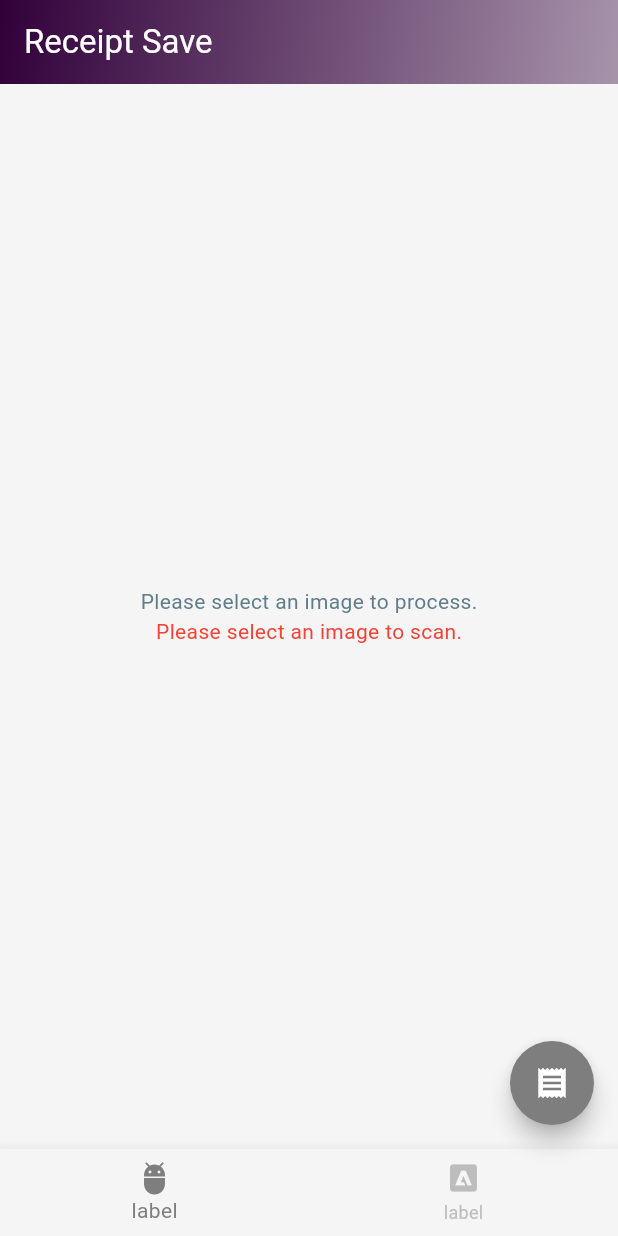
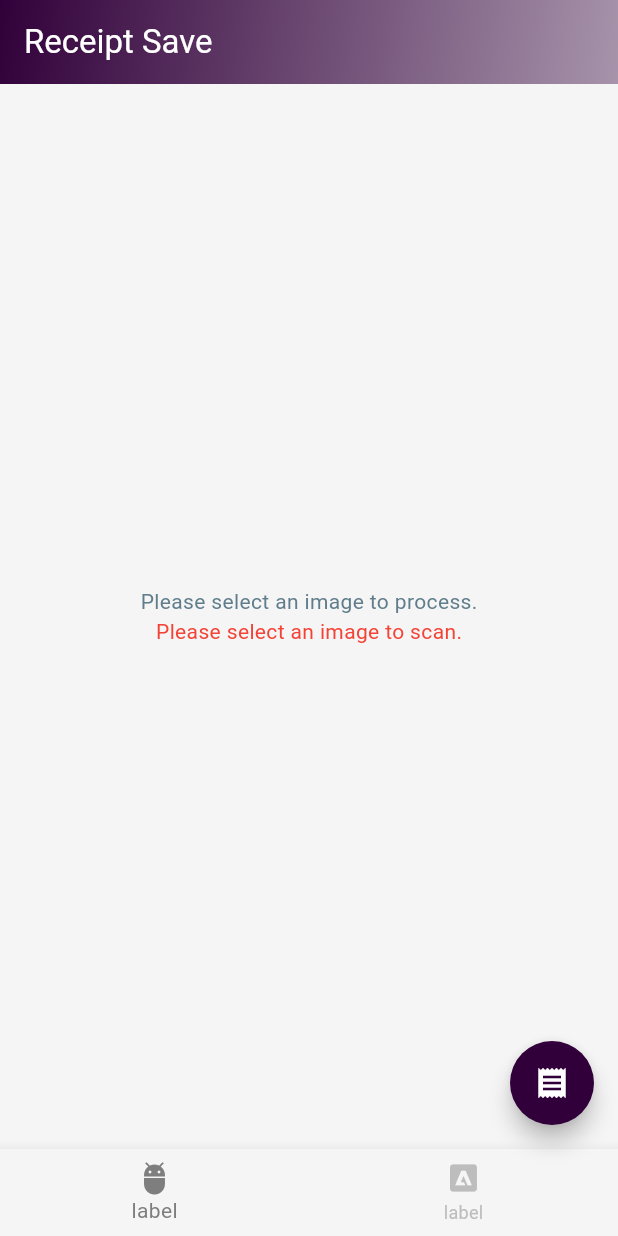
Before and after one commit to bsobocki/save_receipt, a Flutter app: the screen it shows after launch, on a phone screen of 412 x 824 dp. Run offline on Flutter 3.47's test engine with Material 3 defaults, Android fonts, the phone set to English and light mode, and no system bars; our stand-ins replace flutter_expandable_fab, image_picker; missing offline and left inert: google_mlkit_document_scanner, google_mlkit_text_recognition.

Commit message:
change fab colors

```diff
--- a/lib/main.dart
+++ b/lib/main.dart
@@ -4,6 +4,7 @@ import 'package:flutter/material.dart';
 import 'package:flutter_expandable_fab/flutter_expandable_fab.dart';
 import 'package:google_mlkit_text_recognition/google_mlkit_text_recognition.dart';
 import 'package:image_picker/image_picker.dart';
+import 'package:save_receipt/color/color_theme.dart';
 import 'package:save_receipt/color/scheme/main_sheme.dart';
 import 'package:save_receipt/color/themes/main_theme.dart';
 import 'package:save_receipt/screen/receipt_data/receipt_data_page.dart';
@@ -191,12 +192,14 @@ class _MyHomePageState extends State<MyHomePage> {
           child: const Icon(Icons.receipt_sharp),
           fabSize: ExpandableFabSize.regular,
           shape: const CircleBorder(),
+          foregroundColor: Colors.white,
+          backgroundColor: mainTheme.mainColor,
         ),
         closeButtonBuilder: RotateFloatingActionButtonBuilder(
           child: const Icon(Icons.close),
           fabSize: ExpandableFabSize.regular,
-          backgroundColor: Theme.of(context).colorScheme.onPrimaryFixed,
-          foregroundColor: Theme.of(context).colorScheme.primaryFixed,
+          backgroundColor: mainTheme.mainColor.lighter(0.82),
+          foregroundColor: mainTheme.mainColor,
           shape: const CircleBorder(),
         ),
         children: [
@@ -204,6 +207,7 @@ class _MyHomePageState extends State<MyHomePage> {
             children: [
               FloatingActionButton(
                 heroTag: null,
+                backgroundColor: mainTheme.mainColor,
                 onPressed: () async {
                   toggleFloatingActionButton();
                   openReceiptPage(await _googleScanAndExtractRecipe());
@@ -214,12 +218,16 @@ class _MyHomePageState extends State<MyHomePage> {
                   width: 24,
                 ),
               ),
-              const Text("scan"),
+              Text(
+                "scan",
+                style: TextStyle(color: mainTheme.mainColor),
+              ),
             ],
           ),
           Column(
             children: [
               FloatingActionButton(
+                backgroundColor: mainTheme.mainColor,
                 heroTag: null,
                 onPressed: () async {
                   toggleFloatingActionButton();
@@ -227,7 +235,10 @@ class _MyHomePageState extends State<MyHomePage> {
                 },
                 child: const Icon(Icons.drive_folder_upload),
               ),
-              const Text("import"),
+              Text(
+                "import",
+                style: TextStyle(color: mainTheme.mainColor),
+              ),
             ],
           ),
         ],
```
